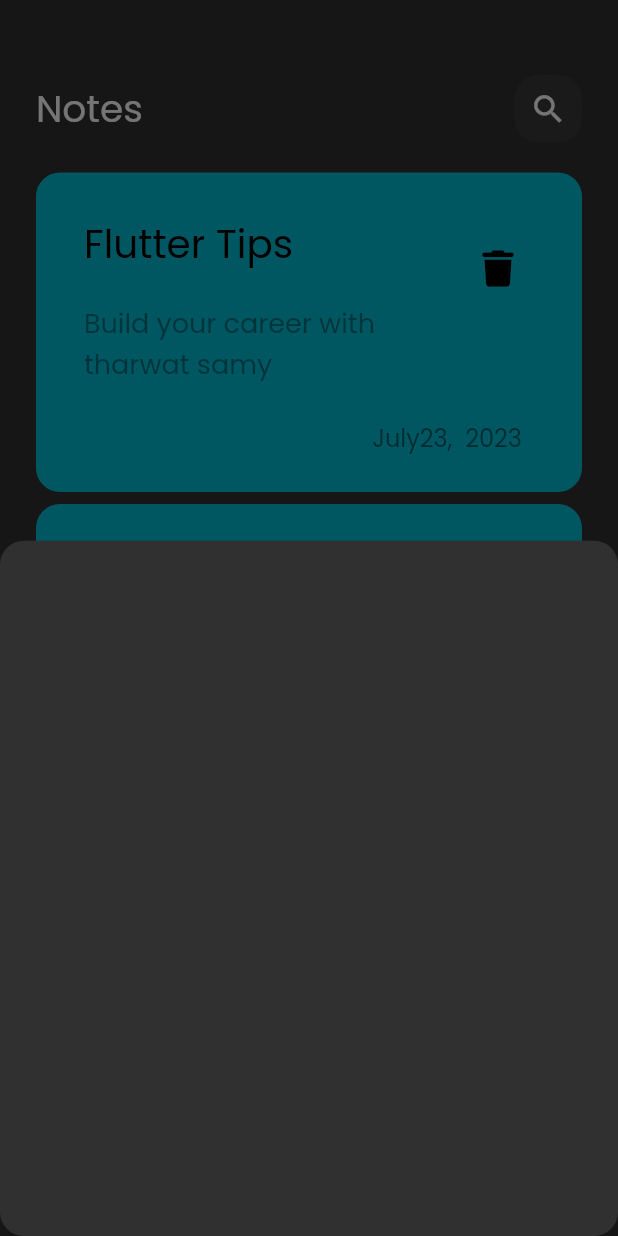
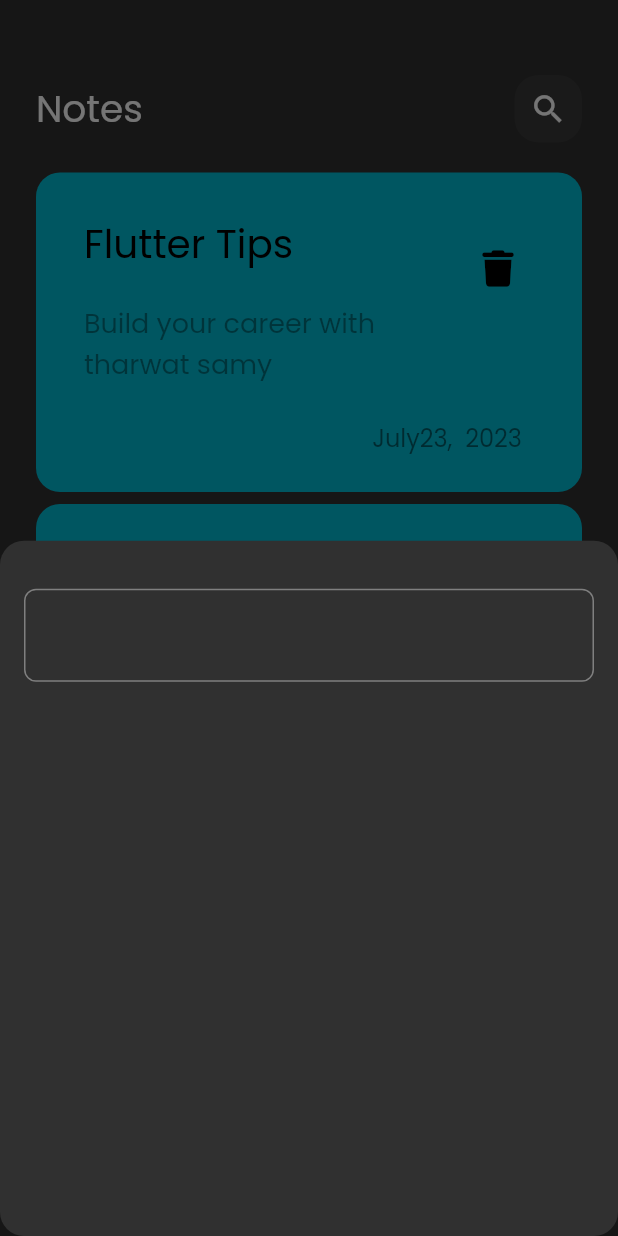
Before and after one commit to AhmedMagdy-10/notes_app, a Flutter app: the screen it shows after launch, after a tap on the "add" icon, on a phone screen of 412 x 824 dp. Run offline on Flutter 3.47's test engine with Material 2 defaults, Android fonts, the phone set to English and light mode, and no system bars; our stand-ins replace font_awesome_flutter.

```diff
--- a/lib/widgets/model_bottom_sheet.dart
+++ b/lib/widgets/model_bottom_sheet.dart
@@ -1,3 +1,19 @@
 import 'package:flutter/material.dart';
 
-Widget addBottomSheet() => Container();
+Widget addBottomSheet() => Padding(
+      padding: const EdgeInsets.symmetric(horizontal: 16),
+      child: Column(
+        children: [
+          const SizedBox(
+            height: 32,
+          ),
+          TextField(
+            decoration: InputDecoration(
+              border: OutlineInputBorder(
+                borderRadius: BorderRadius.circular(8),
+              ),
+            ),
+          ),
+        ],
+      ),
+    );
```
